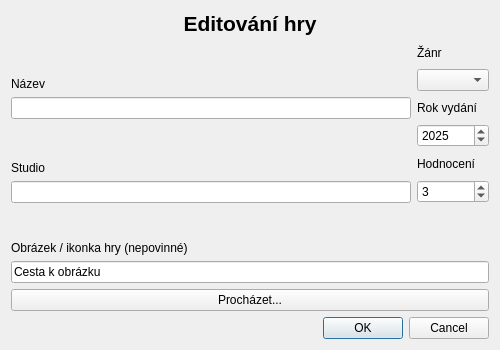
First picture: the form in editgamedialog.ui, repository GwenMain/Qt_projekt, before the edit.
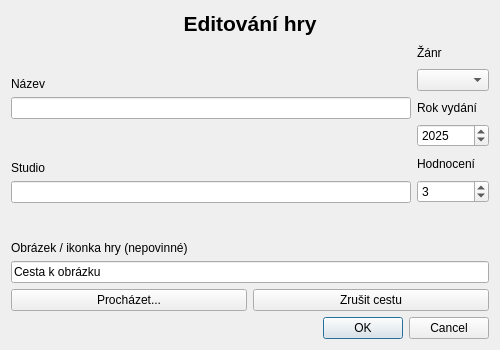
Second picture: the form after the edit.

Commit message: Edit button implementace

```diff
--- a/editgamedialog.ui
+++ b/editgamedialog.ui
@@ -194,11 +194,22 @@
         </widget>
        </item>
        <item>
+        <layout class="QHBoxLayout" name="horizontalLayout">
+         <item>
         <widget class="QPushButton" name="editBrowseButton">
          <property name="text">
           <string>Procházet...</string>
          </property>
         </widget>
+         </item>
+         <item>
+          <widget class="QPushButton" name="clearImageButton">
+           <property name="text">
+            <string>Zrušit cestu</string>
+           </property>
+          </widget>
+         </item>
+        </layout>
        </item>
        <item>
         <widget class="QDialogButtonBox" name="editButtonBox">
```
Lines whose indentation alone changed are shown as unchanged. The commit also changes 22 other files.
